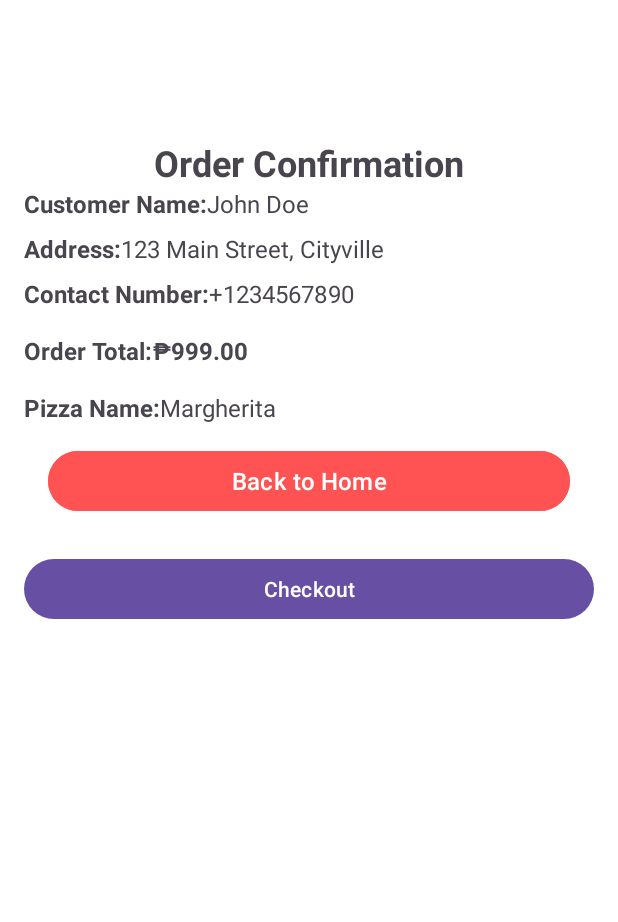
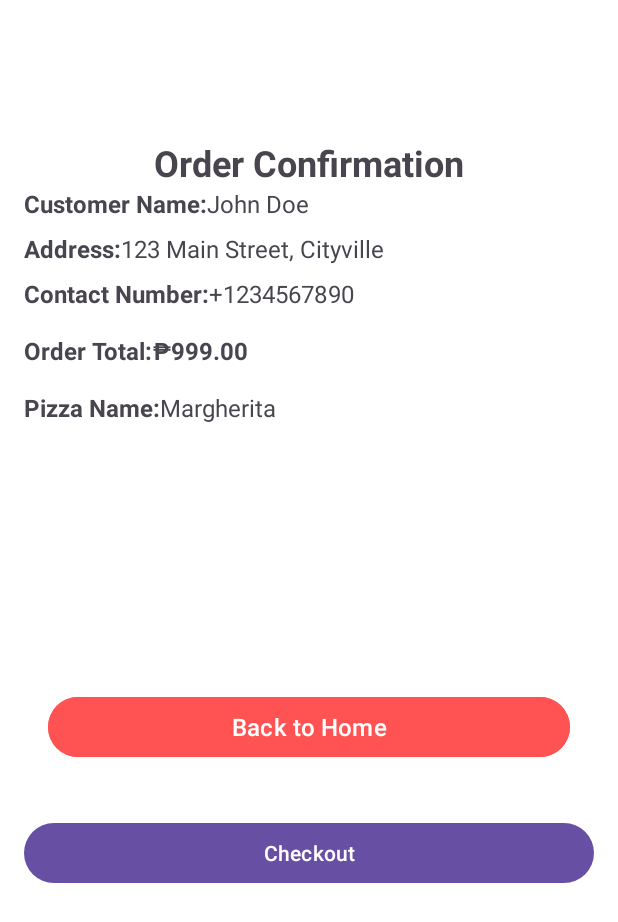
Before and after one commit to starrrrr06/PizzaOrderingApp, an Android app: the OrderConfirmationActivity screen opened directly, with no data from a screen before it, on a phone screen of 412 x 824 dp. Shown: the top 922 px of the screen. Run offline under Robolectric (Android 15) with nearby library versions, the phone set to English and light mode, and no system bars; our stand-ins replace Firebase (no records; nobody signed in at launch, a user with empty details on screens opened directly).

Commit message:
Update nice progress

```diff
--- a/app/src/main/res/layout/activity_order_confirmation.xml
+++ b/app/src/main/res/layout/activity_order_confirmation.xml
@@ -126,18 +126,19 @@
         android:textStyle="bold"
         android:layout_marginTop="16dp"
         app:layout_constraintTop_toBottomOf="@id/orderTotalLabel"
-        app:layout_constraintStart_toStartOf="parent" />
+        app:layout_constraintStart_toStartOf="parent"
+        android:maxLines="2"/>
 
     <TextView
         android:id="@+id/pizzaNameTextView"
-        android:layout_width="0dp"
-        android:layout_height="wrap_content"
+        android:layout_width="278dp"
+        android:layout_height="151dp"
         android:text="Margherita"
         android:textSize="16sp"
-        app:layout_constraintTop_toTopOf="@id/pizzaNameLabel"
+        app:layout_constraintEnd_toEndOf="parent"
+        app:layout_constraintHorizontal_bias="0"
         app:layout_constraintStart_toEndOf="@id/pizzaNameLabel"
-        app:layout_constraintEnd_toEndOf="parent"
-        app:layout_constraintHorizontal_bias="0" />
+        app:layout_constraintTop_toTopOf="@id/pizzaNameLabel" />
 
     <!-- Back to Home Button -->
 
@@ -146,7 +147,7 @@
         android:layout_width="0dp"
         android:layout_height="wrap_content"
         android:layout_marginHorizontal="16dp"
-        android:layout_marginTop="52dp"
+        android:layout_marginTop="216dp"
         android:backgroundTint="@color/purple_500"
         android:text="Back to Home"
         android:textAllCaps="false"
@@ -160,7 +161,7 @@
         android:id="@+id/checkoutButton"
         android:layout_width="match_parent"
         android:layout_height="wrap_content"
-        android:layout_marginTop="24dp"
+        android:layout_marginTop="36dp"
         android:text="Checkout"
         app:layout_constraintEnd_toEndOf="parent"
         app:layout_constraintHorizontal_bias="1.0"
```
Also changed, not shown: app/src/main/java/com/example/pizzaorderingapp/CartActivity2.java (+5 -2 lines), app/src/main/java/com/example/pizzaorderingapp/OrderConfirmationActivity.java (+12 -2 lines).
